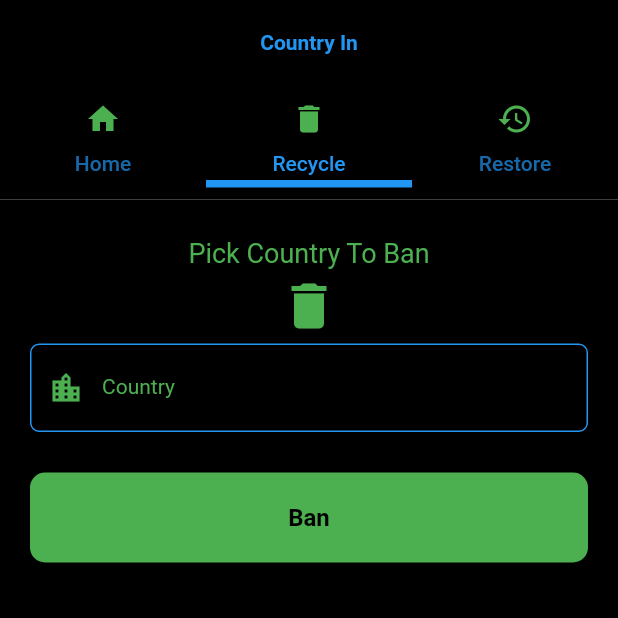
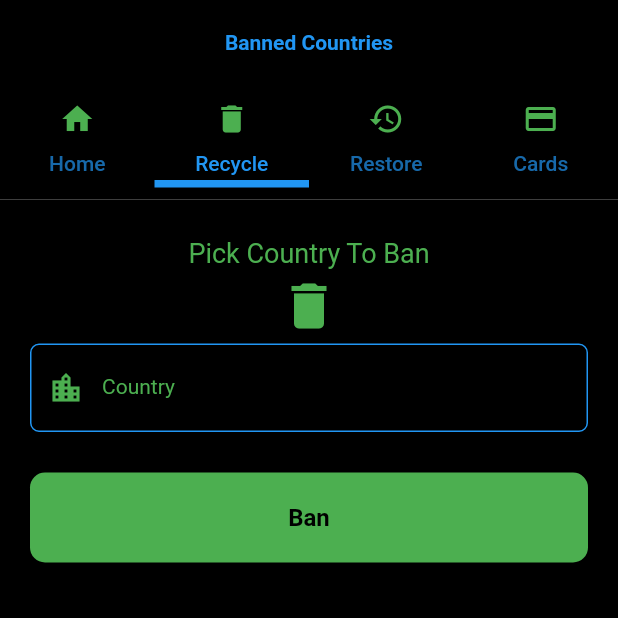
Before and after one commit to MrLGanyile/Credit-Card-App, a Flutter app: the screen it shows after launch, tab 2 chosen, on a phone screen of 412 x 824 dp, the top half of it. Run offline on Flutter 3.47's test engine with Material 2 defaults, Android fonts, the phone set to English and light mode, and no system bars; our stand-ins replace country_picker, dropdown_button2.

Commit message:
Display stored credit cards for the current session.

```diff
--- a/lib/model/country.dart
+++ b/lib/model/country.dart
@@ -1,7 +1,7 @@
 class Country implements Comparable<Country> {
-  String countryCode;
-  String countryName;
-  bool isBanned;
+  String countryCode; // Stores a country code.
+  String countryName; // Stores a country name.
+  bool isBanned; // Tells whether or not a country is banned.
 
   Country({
     required this.countryCode,
@@ -9,6 +9,7 @@ class Country implements Comparable<Country> {
     this.isBanned = false,
   });
 
+  // Ban this country.
   void setIsBanned(bool isBanned) {
     this.isBanned = isBanned;
   }
--- a/lib/model/credit_card_type.dart
+++ b/lib/model/credit_card_type.dart
@@ -1,10 +1,11 @@
+// All types of cards that a supported.
 enum CreditCardType {
   cardType,
   visa,
   mastercard,
   americanExpress,
   discover,
-  dinersClub, // Done
+  dinersClub,
   jcb,
   unionPay,
   maestro,
--- a/lib/screens/countries_restoration_widget.dart
+++ b/lib/screens/countries_restoration_widget.dart
@@ -33,6 +33,7 @@ class CountriesRestorationWidgetState
     return Row(
       mainAxisAlignment: MainAxisAlignment.spaceBetween,
       children: [
+        // Displays country name and country code, e.g South Africa [ZA].
         Padding(
           padding: const EdgeInsets.only(right: 20, left: 20, bottom: 5),
           child: Text(
@@ -43,6 +44,7 @@ class CountriesRestorationWidgetState
             ),
           ),
         ),
+        // Country deletion button
         IconButton(
           icon: Icon(
             Icons.delete,
--- a/lib/screens/credit_card_widget.dart
+++ b/lib/screens/credit_card_widget.dart
@@ -50,8 +50,9 @@ class CreditCardWidgetState extends State<CreditCardWidget> {
       print('Current text: ${creditCardNumberEditingController.text}');
 
       // Once there are 6-8 card numbers entered display card type is possible.
-      if (creditCardNumberEditingController.text.length >= 6 &&
-          creditCardNumberEditingController.text.length <= 8) {
+      if ((creditCardNumberEditingController.text.length == 6 ||
+              creditCardNumberEditingController.text.length == 8) &&
+          selectedCardType == 'Card Type') {
         creditCardController
             .inferCardType(creditCardNumberEditingController.text)
             .then((status) {
--- a/lib/screens/home_widget.dart
+++ b/lib/screens/home_widget.dart
@@ -3,6 +3,8 @@ import 'package:credit_card_app/screens/countries_restoration_widget.dart';
 import 'package:credit_card_app/screens/credit_card_widget.dart';
 import 'package:credit_card_app/utilities.dart';
 import 'package:flutter/material.dart';
+
+import 'stored_cards_widget.dart';
 
 class HomeWidget extends StatefulWidget {
   HomeWidget();
@@ -15,8 +17,9 @@ class HomeWidgetState extends State<HomeWidget>
     with SingleTickerProviderStateMixin {
   List<String> titles = [
     'Admin',
-    'Country In',
-    'Country Out',
+    'Banned Countries',
+    'Burn Country',
+    'Stored Cards'
   ];
   int currentIndex = 0;
 
@@ -26,7 +29,7 @@ class HomeWidgetState extends State<HomeWidget>
   void initState() {
     super.initState();
     _tabController = TabController(
-      length: 3,
+      length: 4,
       vsync: this,
     );
   }
@@ -61,7 +64,6 @@ class HomeWidgetState extends State<HomeWidget>
             controller: _tabController,
             indicatorColor: Utilities.color3,
             indicatorWeight: 5,
-            //dividerHeight: 0,
             indicatorPadding: const EdgeInsets.only(bottom: 8),
             tabs: [
               Tab(
@@ -76,6 +78,10 @@ class HomeWidgetState extends State<HomeWidget>
                 icon: Icon(Icons.restore, color: Utilities.color1),
                 text: 'Restore',
               ),
+              Tab(
+                icon: Icon(Icons.credit_card, color: Utilities.color1),
+                text: 'Cards',
+              ),
             ],
           ),
         ),
@@ -87,7 +93,8 @@ class HomeWidgetState extends State<HomeWidget>
             child: TabBarView(controller: _tabController, children: [
               CreditCardWidget(),
               CountriesRemovalWidget(),
-              CountriesRestorationWidget()
+              CountriesRestorationWidget(),
+              StoredCardsWidget()
             ]),
           ),
         ),
```
Also changed, not shown: lib/controller/country_controller.dart (+3 -4 lines), lib/controller/credit_card_controller.dart (+39 -23 lines), lib/model/credit_card.dart (+4 -8 lines), lib/screens/countries_removal_widget.dart (+16 -9 lines), lib/screens/stored_cards_widget.dart (added, +67 -0 lines).
